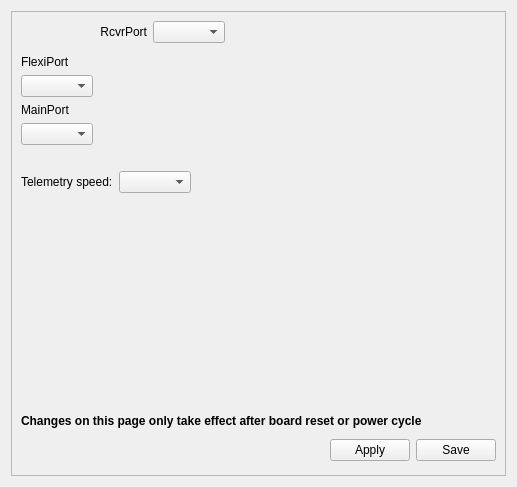
This is ground/openpilotgcs/src/plugins/config/cc_hw_settings.ui in openpilot/OpenPilot as Qt 5 draws it before an edit. The edited form follows.
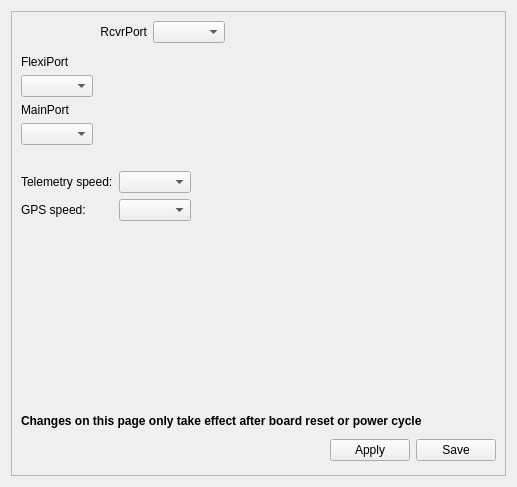
This is the edited form. Icons and pictures are not drawn.

Commit message:
HwSettings: move Telemetry and add GPS port speed to the HwSettings object
TelemetrySettings object removed (saved 200+ bytes of RAM). Telemetry
port speed moved to the HwSettings object. Added GPS port speed setting.
GCS code updated to reflect changes and support both fields.

```diff
--- a/ground/openpilotgcs/src/plugins/config/cc_hw_settings.ui
+++ b/ground/openpilotgcs/src/plugins/config/cc_hw_settings.ui
@@ -102,19 +102,43 @@
       <item>
        <layout class="QHBoxLayout" name="horizontalLayout">
         <item>
-         <widget class="QLabel" name="label">
+         <layout class="QGridLayout" name="gridLayout_2">
+          <item row="0" column="0">
+           <widget class="QLabel" name="telemetrySpeedLabel">
           <property name="text">
            <string>Telemetry speed:</string>
           </property>
          </widget>
         </item>
-        <item>
+          <item row="1" column="0">
+           <widget class="QLabel" name="GpsSpeedLabel">
+            <property name="minimumSize">
+             <size>
+              <width>55</width>
+              <height>0</height>
+             </size>
+            </property>
+            <property name="text">
+             <string>GPS speed:</string>
+            </property>
+           </widget>
+          </item>
+          <item row="0" column="1">
          <widget class="QComboBox" name="telemetrySpeed">
           <property name="toolTip">
            <string>Select the speed here.</string>
           </property>
          </widget>
         </item>
+          <item row="1" column="1">
+           <widget class="QComboBox" name="gpsSpeed">
+            <property name="toolTip">
+             <string>Select the speed here.</string>
+            </property>
+           </widget>
+          </item>
+         </layout>
+        </item>
         <item>
          <spacer name="horizontalSpacer_3">
           <property name="orientation">
```
Left out of the diff: 26 changed lines with no effect on the pictures. Lines whose indentation alone changed are shown as unchanged. The commit also changes 8 other files.
